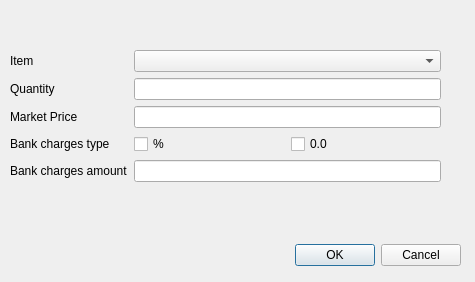
Old version of the form report/accounting/asset_management/ch.banana.stocks.sales.ui in the repository BananaAccounting/Universal.
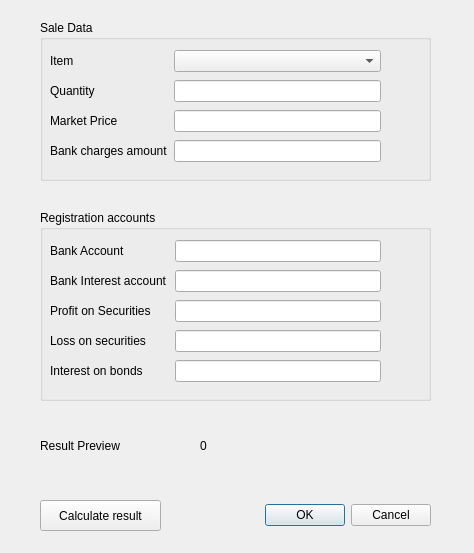
New version of the form.

Commit message:
aggiorna modifiche estensione "ch.banana.shares.sales.operation.js"
-aggiorna modifiche e dialogo

What changed in the file:
```diff
--- a/report/accounting/asset_management/ch.banana.stocks.sales.ui
+++ b/report/accounting/asset_management/ch.banana.stocks.sales.ui
@@ -6,8 +6,8 @@
    <rect>
     <x>0</x>
     <y>0</y>
-    <width>475</width>
-    <height>282</height>
+    <width>474</width>
+    <height>553</height>
    </rect>
   </property>
   <property name="windowTitle">
@@ -16,8 +16,8 @@
   <widget class="QDialogButtonBox" name="cancel_button">
    <property name="geometry">
     <rect>
-     <x>120</x>
-     <y>240</y>
+     <x>90</x>
+     <y>500</y>
      <width>341</width>
      <height>31</height>
     </rect>
@@ -29,16 +29,31 @@
     <set>QDialogButtonBox::Cancel|QDialogButtonBox::Ok</set>
    </property>
   </widget>
-  <widget class="QWidget" name="formLayoutWidget">
+  <widget class="QGroupBox" name="groupBox">
    <property name="geometry">
     <rect>
-     <x>10</x>
-     <y>50</y>
-     <width>431</width>
+     <x>40</x>
+     <y>20</y>
+     <width>391</width>
      <height>161</height>
     </rect>
    </property>
+   <property name="title">
+    <string>Sale Data</string>
+   </property>
+   <widget class="QWidget" name="formLayoutWidget">
+    <property name="geometry">
+     <rect>
+      <x>10</x>
+      <y>30</y>
+      <width>331</width>
+      <height>121</height>
+     </rect>
+    </property>
    <layout class="QFormLayout" name="formLayout">
+     <property name="verticalSpacing">
+      <number>8</number>
+     </property>
     <item row="0" column="0">
      <widget class="QLabel" name="item_label">
       <property name="text">
@@ -46,6 +61,9 @@
       </property>
      </widget>
     </item>
+     <item row="0" column="1">
+      <widget class="QComboBox" name="item_comboBox"/>
+     </item>
     <item row="1" column="0">
      <widget class="QLabel" name="quantity_label">
       <property name="text">
@@ -53,47 +71,9 @@
       </property>
      </widget>
     </item>
-    <item row="3" column="0">
-     <widget class="QLabel" name="bank_charges_type_label">
-      <property name="text">
-       <string>Bank charges type</string>
-      </property>
-     </widget>
-    </item>
-    <item row="0" column="1">
-     <widget class="QComboBox" name="item_comboBox"/>
-    </item>
     <item row="1" column="1">
      <widget class="QLineEdit" name="quantity_lineEdit"/>
     </item>
-    <item row="3" column="1">
-     <layout class="QHBoxLayout" name="horizontalLayout_2">
-      <item>
-       <widget class="QCheckBox" name="perc_checkBox">
-        <property name="text">
-         <string>%</string>
-        </property>
-       </widget>
-      </item>
-      <item>
-       <widget class="QCheckBox" name="dec_checkBox">
-        <property name="text">
-         <string>0.0</string>
-        </property>
-       </widget>
-      </item>
-     </layout>
-    </item>
-    <item row="4" column="1">
-     <widget class="QLineEdit" name="bank_charges_amount_lineEdit"/>
-    </item>
-    <item row="4" column="0">
-     <widget class="QLabel" name="bank_charges_amount_label">
-      <property name="text">
-       <string>Bank charges amount</string>
-      </property>
-     </widget>
-    </item>
     <item row="2" column="0">
      <widget class="QLabel" name="marketPrice_label">
       <property name="text">
@@ -104,7 +84,138 @@
     <item row="2" column="1">
      <widget class="QLineEdit" name="marketPrice_lineEdit"/>
     </item>
-   </layout>
+     <item row="3" column="0">
+      <widget class="QLabel" name="bank_charges_amount_label">
+       <property name="text">
+        <string>Bank charges amount</string>
+       </property>
+      </widget>
+     </item>
+     <item row="3" column="1">
+      <widget class="QLineEdit" name="bank_charges_amount_lineEdit"/>
+     </item>
+    </layout>
+   </widget>
+  </widget>
+  <widget class="QGroupBox" name="groupBox_2">
+   <property name="geometry">
+    <rect>
+     <x>40</x>
+     <y>210</y>
+     <width>391</width>
+     <height>191</height>
+    </rect>
+   </property>
+   <property name="title">
+    <string>Registration accounts</string>
+   </property>
+   <widget class="QWidget" name="formLayoutWidget_2">
+    <property name="geometry">
+     <rect>
+      <x>10</x>
+      <y>30</y>
+      <width>331</width>
+      <height>144</height>
+     </rect>
+    </property>
+    <layout class="QFormLayout" name="formLayout_2">
+     <property name="horizontalSpacing">
+      <number>8</number>
+     </property>
+     <property name="verticalSpacing">
+      <number>8</number>
+     </property>
+     <item row="0" column="0">
+      <widget class="QLabel" name="bankAccount_label">
+       <property name="text">
+        <string>Bank Account</string>
+       </property>
+      </widget>
+     </item>
+     <item row="0" column="1">
+      <widget class="QLineEdit" name="bankAccount_lineEdit"/>
+     </item>
+     <item row="1" column="0">
+      <widget class="QLabel" name="BankInterest_label">
+       <property name="text">
+        <string>Bank Interest account</string>
+       </property>
+      </widget>
+     </item>
+     <item row="1" column="1">
+      <widget class="QLineEdit" name="BankInterest_lineEdit"/>
+     </item>
+     <item row="2" column="0">
+      <widget class="QLabel" name="ProfitOnSecurities_label">
+       <property name="text">
+        <string>Profit on Securities</string>
+       </property>
+      </widget>
+     </item>
+     <item row="2" column="1">
+      <widget class="QLineEdit" name="ProfitOnSecurities_lineEdit"/>
+     </item>
+     <item row="3" column="0">
+      <widget class="QLabel" name="LossOnSecurities_label">
+       <property name="text">
+        <string>Loss on securities</string>
+       </property>
+      </widget>
+     </item>
+     <item row="3" column="1">
+      <widget class="QLineEdit" name="LossOnSecurities_lineEdit"/>
+     </item>
+     <item row="4" column="0">
+      <widget class="QLabel" name="interestOnBond_label">
+       <property name="text">
+        <string>Interest on bonds</string>
+       </property>
+      </widget>
+     </item>
+     <item row="4" column="1">
+      <widget class="QLineEdit" name="interestOnBond_lineEdit"/>
+     </item>
+    </layout>
+   </widget>
+  </widget>
+  <widget class="QPushButton" name="calcResult_button">
+   <property name="geometry">
+    <rect>
+     <x>40</x>
+     <y>500</y>
+     <width>121</width>
+     <height>31</height>
+    </rect>
+   </property>
+   <property name="text">
+    <string>Calculate result</string>
+   </property>
+  </widget>
+  <widget class="QLabel" name="resultPreviewTitle_label">
+   <property name="geometry">
+    <rect>
+     <x>40</x>
+     <y>420</y>
+     <width>121</width>
+     <height>51</height>
+    </rect>
+   </property>
+   <property name="text">
+    <string>Result Preview</string>
+   </property>
+  </widget>
+  <widget class="QLabel" name="resultPreview_label">
+   <property name="geometry">
+    <rect>
+     <x>200</x>
+     <y>420</y>
+     <width>81</width>
+     <height>51</height>
+    </rect>
+   </property>
+   <property name="text">
+    <string>0</string>
+   </property>
   </widget>
  </widget>
  <resources/>
```
Lines whose indentation alone changed are shown as unchanged.
